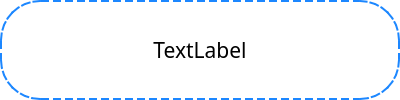
Above: promptbox.ui from Jraaay/E-Commerce-Platform before the change. Below: the same form after it.
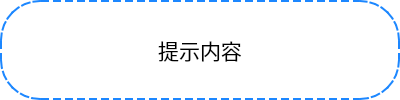
That is the form after the change.

Diff of the .ui file:
```diff
--- a/promptbox.ui
+++ b/promptbox.ui
@@ -50,7 +50,7 @@
     <string notr="true">border:2px dashed #1c87ff;border-radius:40px;padding: -1</string>
    </property>
    <property name="text">
-    <string>TextLabel</string>
+    <string>提示内容</string>
    </property>
    <property name="alignment">
     <set>Qt::AlignCenter</set>
```
Left out of the diff: 2 changed lines with no effect on the pictures.
